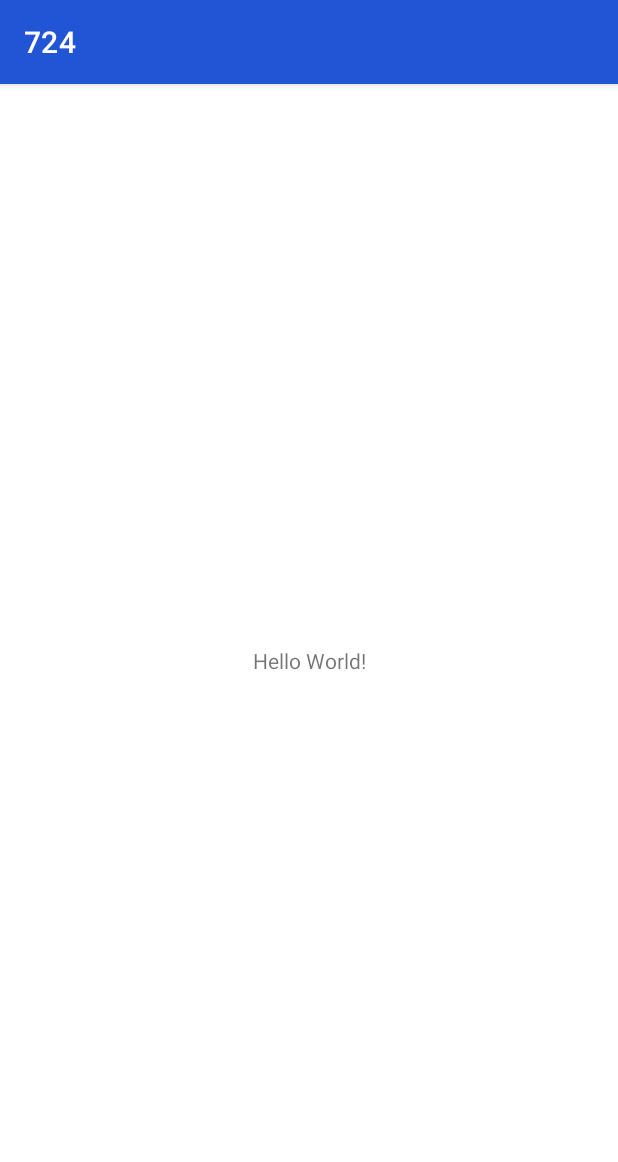
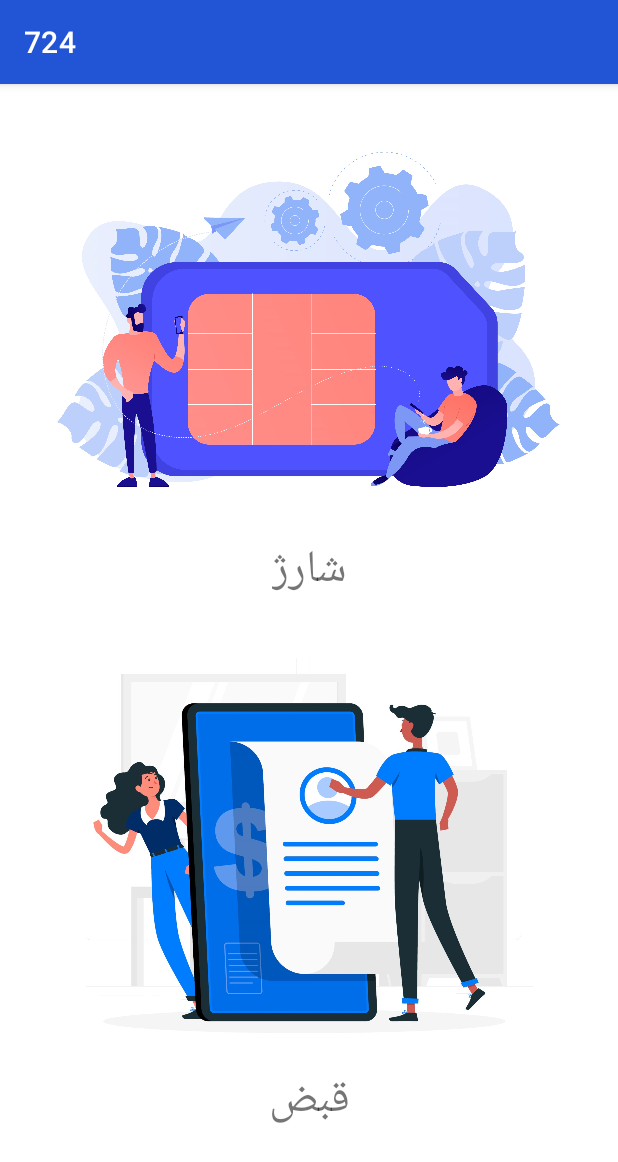
Before and after one commit to OsqueeRana/724, an Android app: the MainActivity screen opened directly, with no data from a screen before it, on a phone screen of 412 x 824 dp. Shown: the top 1162 px of the screen. Run offline under Robolectric (Android 15) with nearby library versions, the phone set to English and light mode, and no system bars.

Commit message:
mainActivity

```diff
--- a/app/src/main/java/com/example/a724/MainActivity.java
+++ b/app/src/main/java/com/example/a724/MainActivity.java
@@ -2,13 +2,38 @@ package com.example.a724;
 
 import androidx.appcompat.app.AppCompatActivity;
 
+import android.content.Intent;
 import android.os.Bundle;
+import android.view.View;
+import android.widget.ImageView;
 
 public class MainActivity extends AppCompatActivity {
+
+    ImageView ghabz;
+    ImageView charge;
 
     @Override
     protected void onCreate(Bundle savedInstanceState) {
         super.onCreate(savedInstanceState);
         setContentView(R.layout.activity_main);
+
+        ghabz = findViewById(R.id.imageView2);
+        charge = findViewById(R.id.imageView3);
+
+        ghabz.setOnClickListener(new View.OnClickListener() {
+            @Override
+            public void onClick(View view) {
+                Intent intent = new Intent(MainActivity.this, GhabzActivity.class);
+                startActivity(intent);
+            }
+        });
+        charge.setOnClickListener(new View.OnClickListener() {
+            @Override
+            public void onClick(View view) {
+                Intent intent = new Intent(MainActivity.this, ChargeActivity.class);
+                startActivity(intent);
+            }
+        });
+
     }
 }
--- a/app/src/main/res/layout/activity_main.xml
+++ b/app/src/main/res/layout/activity_main.xml
@@ -6,13 +6,49 @@
     android:layout_height="match_parent"
     tools:context=".MainActivity">
 
+    <ImageView
+        android:id="@+id/imageView2"
+        android:layout_width="343dp"
+        android:layout_height="254dp"
+        android:layout_marginStart="32dp"
+        android:layout_marginTop="32dp"
+        android:layout_marginEnd="32dp"
+        app:layout_constraintEnd_toEndOf="parent"
+        app:layout_constraintStart_toStartOf="parent"
+        app:layout_constraintTop_toBottomOf="@+id/textView"
+        app:srcCompat="@drawable/bill" />
+
+    <ImageView
+        android:id="@+id/imageView3"
+        android:layout_width="337dp"
+        android:layout_height="251dp"
+        android:layout_marginStart="32dp"
+        android:layout_marginTop="32dp"
+        android:layout_marginEnd="32dp"
+        app:layout_constraintEnd_toEndOf="parent"
+        app:layout_constraintStart_toStartOf="parent"
+        app:layout_constraintTop_toTopOf="parent"
+        app:srcCompat="@drawable/simcard" />
+
     <TextView
+        android:id="@+id/textView"
         android:layout_width="wrap_content"
         android:layout_height="wrap_content"
-        android:text="Hello World!"
-        app:layout_constraintBottom_toBottomOf="parent"
+        android:layout_marginTop="16dp"
+        android:text="شارژ"
+        android:textSize="30sp"
         app:layout_constraintEnd_toEndOf="parent"
         app:layout_constraintStart_toStartOf="parent"
-        app:layout_constraintTop_toTopOf="parent" />
+        app:layout_constraintTop_toBottomOf="@+id/imageView3" />
 
+    <TextView
+        android:id="@+id/textView2"
+        android:layout_width="wrap_content"
+        android:layout_height="wrap_content"
+        android:layout_marginTop="16dp"
+        android:text="قبض"
+        android:textSize="30sp"
+        app:layout_constraintEnd_toEndOf="parent"
+        app:layout_constraintStart_toStartOf="parent"
+        app:layout_constraintTop_toBottomOf="@+id/imageView2" />
 </androidx.constraintlayout.widget.ConstraintLayout>
```
